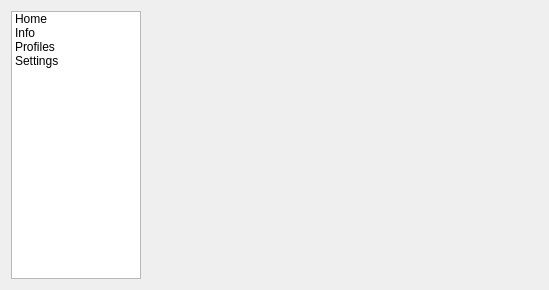
The window that src-qt5/pc-power/pc-power/mainwindow.ui (yurkis/pcbsd) describes before a commit, drawn with Qt 5.
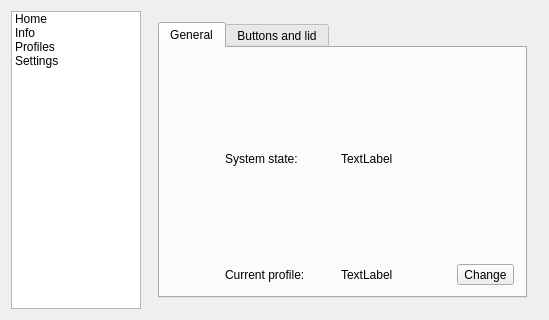
The same window after the commit. Icons and pictures are not drawn. Custom widgets are drawn as their Qt base class.

Commit message: pwrd: added 'apply profile' command, fixed default profile name; pc-power: large update

```diff
--- a/src-qt5/pc-power/pc-power/mainwindow.ui
+++ b/src-qt5/pc-power/pc-power/mainwindow.ui
@@ -7,7 +7,7 @@
     <x>0</x>
     <y>0</y>
     <width>549</width>
-    <height>290</height>
+    <height>320</height>
    </rect>
   </property>
   <property name="sizeIncrement">
@@ -108,26 +108,94 @@
        <number>0</number>
       </property>
       <widget class="QWidget" name="page">
-       <widget class="WidgetBattery" name="testWidget" native="true">
-        <property name="geometry">
-         <rect>
-          <x>20</x>
-          <y>20</y>
-          <width>361</width>
-          <height>71</height>
-         </rect>
-        </property>
-       </widget>
-       <widget class="WidgetBacklight" name="test2" native="true">
-        <property name="geometry">
-         <rect>
-          <x>20</x>
-          <y>100</y>
-          <width>361</width>
-          <height>80</height>
-         </rect>
-        </property>
-       </widget>
+       <layout class="QVBoxLayout" name="verticalLayout_2">
+        <item>
+         <widget class="QTabWidget" name="mainPageTab">
+          <property name="currentIndex">
+           <number>0</number>
+          </property>
+          <widget class="QWidget" name="homePAgeMainLayout">
+           <attribute name="title">
+            <string>General</string>
+           </attribute>
+           <layout class="QVBoxLayout" name="mainGeneralLAyout">
+            <item>
+             <layout class="QGridLayout" name="gridLayout">
+              <item row="0" column="0" rowspan="2">
+               <widget class="QLabel" name="acStateLabel">
+                <property name="minimumSize">
+                 <size>
+                  <width>48</width>
+                  <height>48</height>
+                 </size>
+                </property>
+                <property name="maximumSize">
+                 <size>
+                  <width>48</width>
+                  <height>48</height>
+                 </size>
+                </property>
+                <property name="text">
+                 <string/>
+                </property>
+                <property name="pixmap">
+                 <pixmap resource="pc-power.qrc">:/images/ac_power.png</pixmap>
+                </property>
+                <property name="scaledContents">
+                 <bool>true</bool>
+                </property>
+               </widget>
+              </item>
+              <item row="0" column="1">
+               <widget class="QLabel" name="label_2">
+                <property name="text">
+                 <string>System state:</string>
+                </property>
+               </widget>
+              </item>
+              <item row="0" column="2">
+               <widget class="QLabel" name="sysStateLabel">
+                <property name="text">
+                 <string>TextLabel</string>
+                </property>
+               </widget>
+              </item>
+              <item row="1" column="1">
+               <widget class="QLabel" name="label">
+                <property name="text">
+                 <string>Current profile:</string>
+                </property>
+               </widget>
+              </item>
+              <item row="1" column="2">
+               <widget class="QLabel" name="currProfileLabel">
+                <property name="text">
+                 <string>TextLabel</string>
+                </property>
+               </widget>
+              </item>
+              <item row="1" column="3">
+               <widget class="QToolButton" name="changeProfileButton">
+                <property name="text">
+                 <string>Change</string>
+                </property>
+                <property name="popupMode">
+                 <enum>QToolButton::InstantPopup</enum>
+                </property>
+               </widget>
+              </item>
+             </layout>
+            </item>
+           </layout>
+          </widget>
+          <widget class="QWidget" name="tab_3">
+           <attribute name="title">
+            <string>Buttons and lid</string>
+           </attribute>
+          </widget>
+         </widget>
+        </item>
+       </layout>
       </widget>
       <widget class="QWidget" name="page_2">
        <layout class="QVBoxLayout" name="verticalLayout">
@@ -156,20 +224,6 @@
   </widget>
  </widget>
  <layoutdefault spacing="6" margin="11"/>
- <customwidgets>
-  <customwidget>
-   <class>WidgetBattery</class>
-   <extends>QWidget</extends>
-   <header location="global">widgets/widgetbattery.h</header>
-   <container>1</container>
-  </customwidget>
-  <customwidget>
-   <class>WidgetBacklight</class>
-   <extends>QWidget</extends>
-   <header location="global">widgets/widgetbacklight.h</header>
-   <container>1</container>
-  </customwidget>
- </customwidgets>
  <resources>
   <include location="pc-power.qrc"/>
  </resources>
```
The commit also changes 17 other files.
